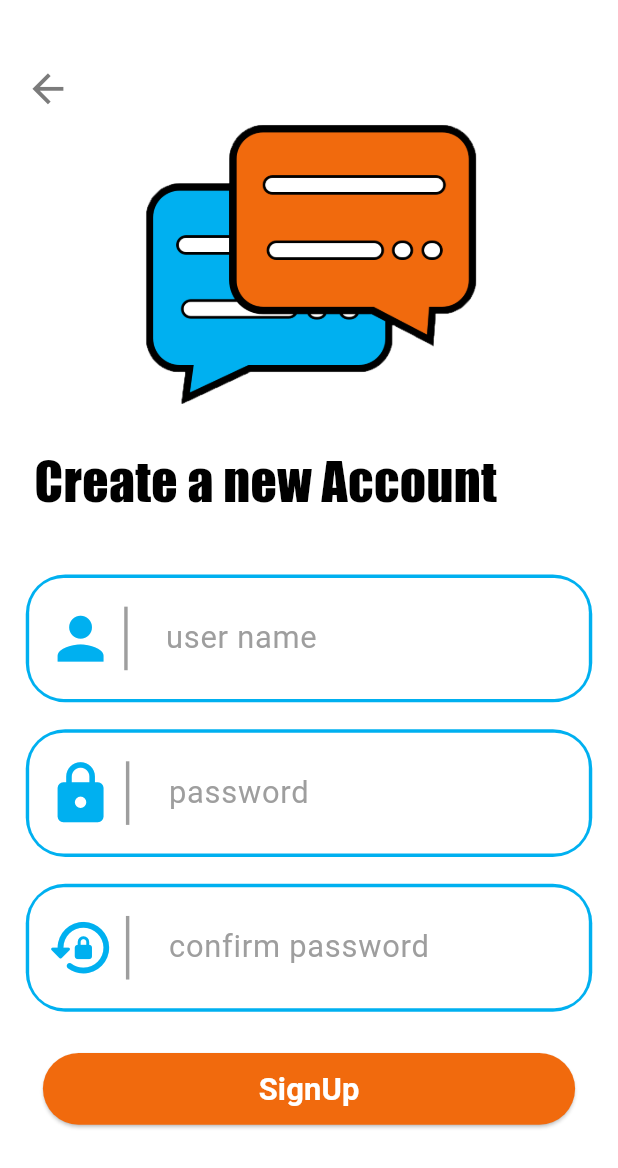
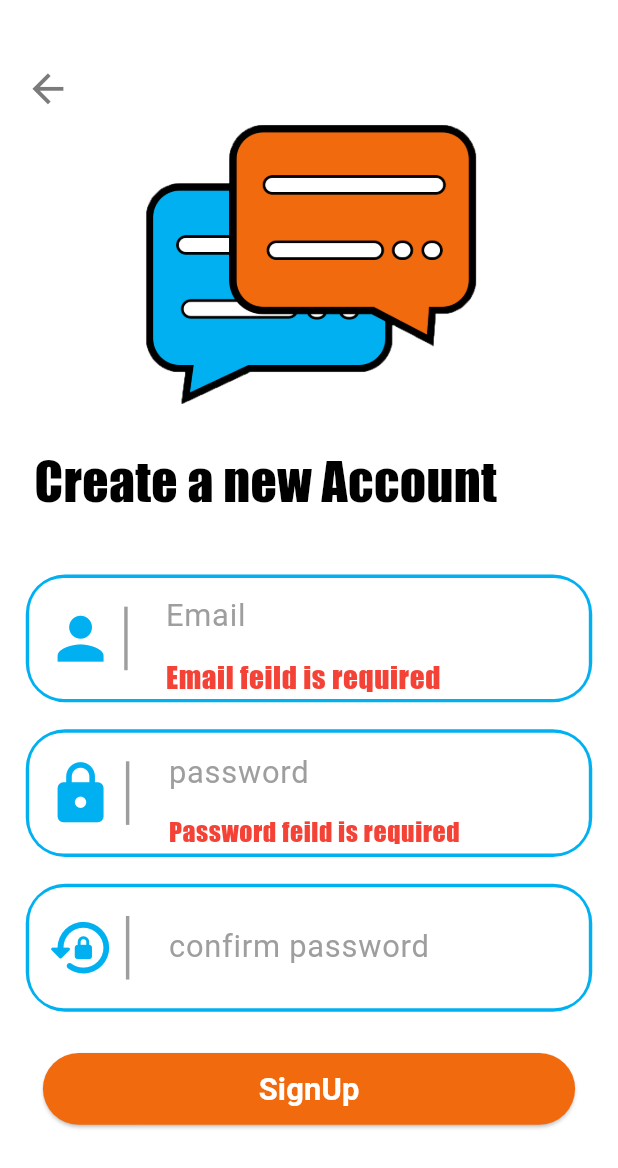
Before and after one commit to Mohand-2004/Chatti, a Flutter app: the SignupScreen screen opened directly, after a tap on "SignUp", on a phone screen of 412 x 824 dp. Shown: the top 1168 px of the screen. Run offline on Flutter 3.47's test engine with Material 3 defaults, Android fonts, the phone set to English and light mode, and no system bars; our stand-ins replace device_preview, firebase_core, flutter_screenutil; accounts and stored records are empty.

Commit message:
add validations to signUp page

```diff
--- a/lib/screens/signup_screen.dart
+++ b/lib/screens/signup_screen.dart
@@ -1,5 +1,6 @@
 import 'package:flutter/material.dart';
 import 'package:flutter_screenutil/flutter_screenutil.dart';
+import 'package:my_app/Check_password.dart';
 import 'package:my_app/models/app_colors.dart';
 import 'package:my_app/widgets/create_password_entry.dart';
 import 'dart:io' show Platform;
@@ -7,7 +8,8 @@ import 'package:my_app/widgets/entry.dart';
 import 'package:my_app/widgets/input_password_entry.dart';
 // ignore: must_be_immutable
 class SignupScreen extends StatelessWidget{
-  TextEditingController usernameController = TextEditingController();
+  GlobalKey<FormState> signUpValidationsKey = GlobalKey();
+  TextEditingController emailController = TextEditingController();
   TextEditingController passwordController = TextEditingController();
   TextEditingController confirmpasswordController = TextEditingController();
   SignupScreen({super.key});
@@ -89,6 +91,8 @@ class SignupScreen extends StatelessWidget{
                 padding: EdgeInsets.symmetric(horizontal: 5.w,vertical: 8.h),
                 height: 290.h,
                 width: MediaQuery.of(context).size.width,
+                child: Form(
+                  key: signUpValidationsKey,
                   child: Column(
                     children: [
                       // top space
@@ -97,9 +101,15 @@ class SignupScreen extends StatelessWidget{
                       // user name feild
                       Expanded(
                         child: Entry(
-                        hinttext: 'user name',
+                          validations: (value){
+                            if(value == null || value == ''){
+                              return 'Email feild is required';
+                            }
+                            return null;
+                          },
+                          hinttext: 'Email',
                           icon: Icons.person,
-                        controller: usernameController,
+                          controller: emailController,
                         ),
                       ),
 
@@ -109,6 +119,18 @@ class SignupScreen extends StatelessWidget{
                       // password feild
                       Expanded(
                         child: CreatePasswordEntry(
+                          validations: (value){
+                            if(value == null || value == ''){
+                              return 'Password feild is required';
+                            }
+                            else if(stronglevel(value) == 'weak' || stronglevel(value) == 'medium'){
+                              return 'You must create a strong password';
+                            }
+                            else if(value.length < 8){
+                              return 'Password must be at least 8 characters';
+                            }
+                            return null;
+                          },
                           hinttext: 'password',
                           icon: Icons.lock,
                           controller: passwordController,
@@ -132,12 +154,17 @@ class SignupScreen extends StatelessWidget{
                     ],
                   ),
                 ),
+              ),
 
               // signUp button
               Padding(
                 padding: EdgeInsets.symmetric(horizontal: 25.w),
                 child: ElevatedButton(
-                  onPressed: (){},
+                  onPressed: (){
+                    if(signUpValidationsKey.currentState!.validate()){
+                      print(emailController.text);
+                    }
+                  },
                   style: ElevatedButton.styleFrom(
                     backgroundColor: AppColors.orange,
                     fixedSize: Size(MediaQuery.of(context).size.width,40.h),
--- a/lib/widgets/create_password_entry.dart
+++ b/lib/widgets/create_password_entry.dart
@@ -21,6 +21,7 @@ class _CreatePasswordEntryState extends State<CreatePasswordEntry>{
   bool showicon = false;
   Widget iconbutton = const Icon(Icons.remove_red_eye_rounded);
   Color errortextcolor = Colors.red;
+  int errortextSize = 15;
   void showtext(){
     void hidetext(){
       setState((){
@@ -94,7 +95,24 @@ class _CreatePasswordEntryState extends State<CreatePasswordEntry>{
             Expanded(
               flex: 84,
               child: TextFormField(
-                validator: widget.validations,
+                validator: (value){
+                  setState(() {
+                    errortextcolor = Colors.red;
+                    widget.errortext = widget.validations!(value);
+                    switch(widget.errortext){
+                      case 'You must create a strong password':
+                        errortextSize = 13;
+                        break;
+                      case 'Password must be at least 8 characters':
+                        errortextSize = 11;
+                        break;
+                      default:
+                        errortextSize = 15;
+                        break;
+                    }
+                  });
+                  return null;
+                },
                 onTapOutside: (event){
                   setState((){
                     if(widget.controller.text == ''){
@@ -114,6 +132,7 @@ class _CreatePasswordEntryState extends State<CreatePasswordEntry>{
                       widget.errortext = null;
                     }
                     showicon = true;
+                    errortextSize = 15;
                   });
                 },
                 onChanged: (value){
@@ -124,13 +143,13 @@ class _CreatePasswordEntryState extends State<CreatePasswordEntry>{
                       }
                       else{
                         widget.errortext = stronglevel(value);
-                        if(stronglevel(value) == 'medium'){
+                        if(widget.errortext == 'medium'){
                           errortextcolor = Colors.amber;
                         }
-                        else if(stronglevel(value) == 'strong'){
+                        else if(widget.errortext == 'strong'){
                           errortextcolor = Colors.greenAccent;
                         }
-                        else if(stronglevel(value) == 'very strong'){
+                        else if(widget.errortext == 'very strong'){
                           errortextcolor = Colors.green;
                         }
                         else{
@@ -154,7 +173,7 @@ class _CreatePasswordEntryState extends State<CreatePasswordEntry>{
                   errorStyle: TextStyle(
                     color: errortextcolor,
                     fontFamily: 'impact',
-                    fontSize: 15.sp
+                    fontSize: errortextSize.sp
                   ),
                   border: InputBorder.none,
                   hintText: widget.hinttext,
--- a/lib/widgets/entry.dart
+++ b/lib/widgets/entry.dart
@@ -68,7 +68,12 @@ class _EntryState extends State<Entry>{
                     widget.errortext = null;
                   });
                 },
-                validator: widget.validations,
+                validator: (value){
+                  setState(() {
+                    widget.errortext = widget.validations!(value);
+                  });
+                  return null;
+                },
                 controller: widget.controller,
                 decoration: InputDecoration(
                   errorText: widget.errortext,
--- a/lib/widgets/input_password_entry.dart
+++ b/lib/widgets/input_password_entry.dart
@@ -7,9 +7,9 @@ class InputPasswordEntry extends StatefulWidget{
   final String hinttext;
   final IconData icon;
   final TextEditingController controller;
-  String? validationname;
   String? errortext;
-  InputPasswordEntry({super.key,required this.hinttext,required this.icon,this.errortext,this.validationname,required this.controller});
+  String Function(String? value)? validations;
+  InputPasswordEntry({super.key,required this.hinttext,required this.icon,this.errortext,required this.controller,this.validations});
   @override
   State<InputPasswordEntry> createState() => _InputPasswordEntryState();
 }
@@ -91,9 +91,9 @@ class _InputPasswordEntryState extends State<InputPasswordEntry>{
               flex: 84,
               child: TextFormField(
                 validator: (value){
-                  if(value == null || value == ''){
-                    return "${widget.validationname} Feild is required";
-                  }
+                  setState(() {
+                    widget.errortext = widget.validations!(value);
+                  });
                   return null;
                 },
                 onTapOutside: (event){
@@ -113,9 +113,6 @@ class _InputPasswordEntryState extends State<InputPasswordEntry>{
                     showicon = true;
                   });
                 },
-                // onChanged: (value){
-                //   widget.text = value;
-                // },
                 controller: widget.controller,
                 obscureText: _hiddentext,
                 onFieldSubmitted: (value){
```
Lines whose indentation alone changed are shown as unchanged.
